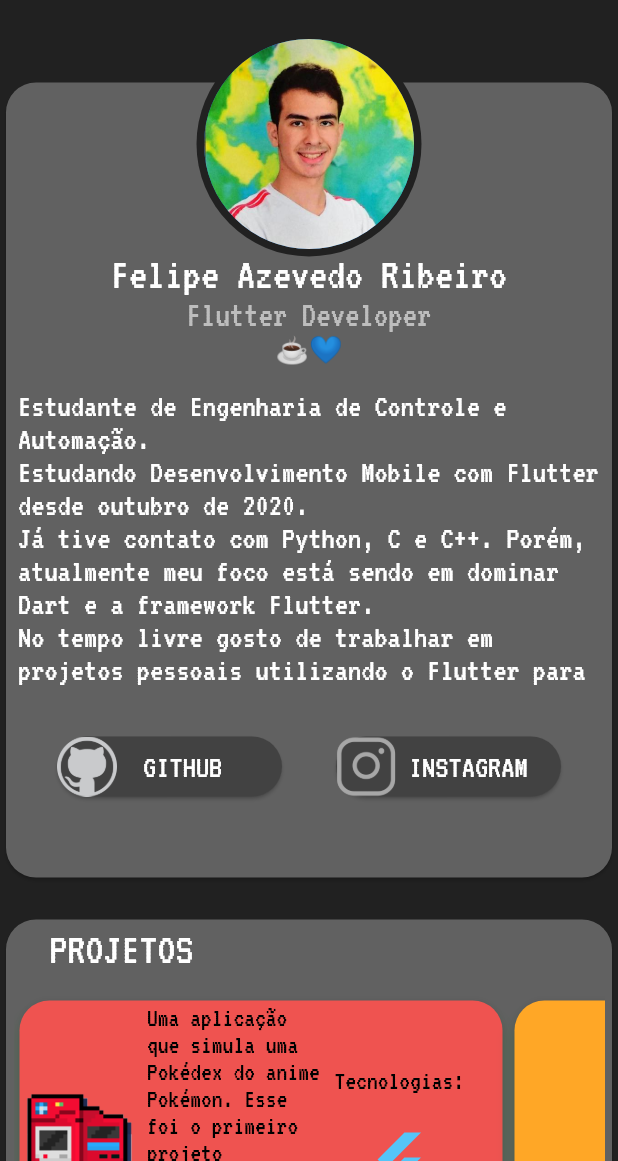
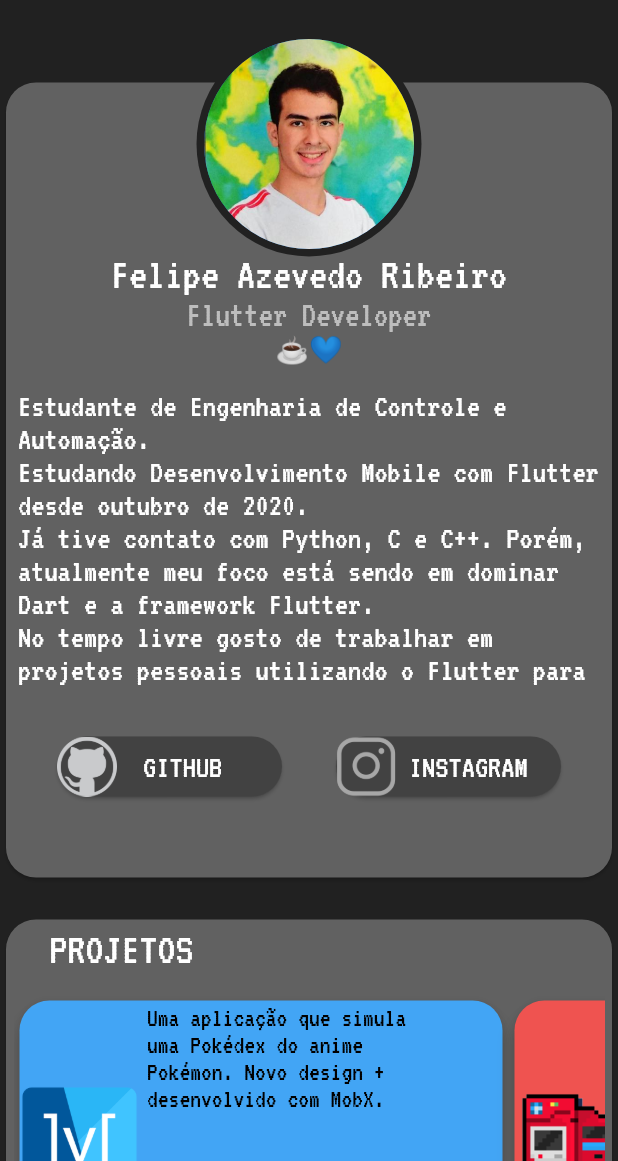
Before and after one commit to feliper2002/portfolio_dev, a Flutter app: the screen it shows after launch, on a phone screen of 412 x 824 dp, the part 75-1236 px from its top. Run offline on Flutter 3.47's test engine with Material 2 defaults, Android fonts, the phone set to English and light mode, and no system bars; our stand-ins replace google_fonts; missing offline and left inert: dart:html.

Commit message:
site update

```diff
--- a/lib/models/projects/projectCards.dart
+++ b/lib/models/projects/projectCards.dart
@@ -1,6 +1,7 @@
 import 'dart:ui';
 
 import 'package:flutter/material.dart';
+import 'package:flutter/rendering.dart';
 import 'package:portfolio/styles/textsyles.dart';
 import 'dart:html' as html;
 
@@ -12,17 +13,13 @@ class ProjectCard extends StatefulWidget {
     this.projectDescription,
     this.projectImage,
     this.cardColor,
-    this.cardShadowColor,
-    this.usedTechnologies,
   }) : super(key: key);
 
   String projectUrl;
   String projectName;
   String projectDescription;
-  String usedTechnologies;
   Image projectImage;
   Color cardColor;
-  Color cardShadowColor;
 
   @override
   _ProjectCardState createState() => _ProjectCardState();
@@ -40,7 +37,6 @@ class _ProjectCardState extends State<ProjectCard> {
         width: 330,
         child: Card(
           color: widget.cardColor,
-          shadowColor: widget.cardShadowColor,
           shape: RoundedRectangleBorder(
             borderRadius: BorderRadius.circular(20),
           ),
@@ -56,7 +52,7 @@ class _ProjectCardState extends State<ProjectCard> {
                   Container(
                     padding: EdgeInsets.only(left: 5, top: 3, right: 3),
                     height: 160,
-                    width: 130,
+                    width: 190,
                     child: Text(
                       '${widget.projectDescription}' == null
                           ? ' '
@@ -74,15 +70,6 @@ class _ProjectCardState extends State<ProjectCard> {
               Column(
                 children: [
                   SizedBox(height: 45),
-                  Text(
-                    'Tecnologias:\n',
-                    //'${widget.usedTechnologies}',
-                    style: projectsCardAboutTextStyle,
-                  ),
-                  SizedBox(height: 5),
-                  FlutterLogo(
-                    size: 40,
-                  ),
                 ],
               ),
             ],
--- a/lib/pages/home/portfolio.dart
+++ b/lib/pages/home/portfolio.dart
@@ -1,8 +1,9 @@
 import 'package:flutter/material.dart';
-import 'package:portfolio/models/projects/myProjects.dart';
+import 'package:portfolio/pages/home/widgets/myProjects.dart';
 import 'package:portfolio/pages/home/widgets/Avatar/avatarbackground.dart';
 import 'package:portfolio/pages/home/widgets/bottomBar.dart';
 import 'package:portfolio/pages/home/widgets/contacts.dart';
+import 'package:portfolio/pages/home/widgets/Info/infos.dart';
 import 'package:portfolio/pages/home/widgets/studiesAndTech.dart';
 import 'package:portfolio/models/appbar/appbar_portfolio.dart';
 
@@ -36,6 +37,7 @@ class _FelipePortfolioState extends State<FelipePortfolio> {
                 ),
                 MyProjects(),
                 SizedBox(height: 20),
+                OtherInfos(),
                 Contacts(),
                 BottomBar(),
               ],
--- a/lib/pages/home/widgets/bottomBar.dart
+++ b/lib/pages/home/widgets/bottomBar.dart
@@ -27,7 +27,7 @@ class BottomBar extends StatelessWidget {
         Container(
           child: Center(
             child: Text(
-              'felipe.developer - Felipe Ribeiro. 2020',
+              'feliper.dev - Felipe Ribeiro. 2020',
               style: creditsTextStyle,
             ),
           ),
--- a/lib/models/projects/myProjects.dart
+++ b/lib/pages/home/widgets/myProjects.dart
@@ -13,8 +13,6 @@ class _MyProjectsState extends State<MyProjects> {
   @override
   Widget build(BuildContext context) {
     return Card(
-      // shadowColor: Theme.of(context).shadowColor,
-      // elevation: 5,
       color: Theme.of(context).primaryColor,
       shape: RoundedRectangleBorder(borderRadius: BorderRadius.circular(20)),
       child: Container(
@@ -25,7 +23,6 @@ class _MyProjectsState extends State<MyProjects> {
         ),
         height: 280,
         width: 700,
-        // color: Colors.blueGrey[900],
         child: Column(
           children: [
             Align(
@@ -45,15 +42,22 @@ class _MyProjectsState extends State<MyProjects> {
                 children: [
                   ProjectCard(
                     projectDescription: 'Uma aplicação que simula'
+                        ' uma Pokédex do anime Pokémon. Novo design + desenvolvido com MobX.',
+                    projectName: 'Pokédex - MobX',
+                    projectUrl:
+                        'https://github.com/feliper2002/pokedex-flutter-mobx',
+                    cardColor: Colors.blue[400],
+                    projectImage: Image.asset('lib/assets/images/mobx.png'),
+                  ),
+                  ProjectCard(
+                    projectDescription: 'Uma aplicação que simula'
                         ' uma Pokédex do anime Pokémon. Esse foi o primeiro projeto utilizando consumo de API.',
                     projectName: 'Pokédex',
                     projectUrl:
                         'https://github.com/feliper2002/pokedex-flutter-api',
                     cardColor: Colors.red[400],
-                    cardShadowColor: Colors.green,
                     projectImage:
                         Image.asset('lib/assets/images/icon_pokedex.png'),
-                    usedTechnologies: 'Flutter',
                   ),
                   ProjectCard(
                     projectDescription:
@@ -64,8 +68,6 @@ class _MyProjectsState extends State<MyProjects> {
                     projectUrl:
                         'https://github.com/feliper2002/Projetos-Flutter/tree/main/jokenpo_app',
                     cardColor: Colors.orange[400],
-                    cardShadowColor: Colors.green,
-                    usedTechnologies: 'Flutter',
                   ),
                   ProjectCard(
                     projectDescription:
@@ -74,8 +76,6 @@ class _MyProjectsState extends State<MyProjects> {
                     projectName: 'Anime List',
                     projectUrl: 'https://github.com/feliper2002/Anime-List',
                     cardColor: Colors.blue[900],
-                    cardShadowColor: Colors.green,
-                    usedTechnologies: 'Flutter',
                   ),
                   ProjectCard(
                     projectDescription:
@@ -85,11 +85,13 @@ class _MyProjectsState extends State<MyProjects> {
                     projectUrl:
                         'https://github.com/feliper2002/felipe.developer',
                     cardColor: Colors.blueAccent[400],
-                    cardShadowColor: Colors.green,
-                    usedTechnologies: 'Flutter Web',
                   ),
                 ],
               ),
+            ),
+            Text(
+              'Confira mais projetos no meu Github!',
+              style: mainContainerTextStyle,
             ),
           ],
         ),
--- a/pubspec.yaml
+++ b/pubspec.yaml
@@ -3,7 +3,7 @@
 
 # The following line prevents the package from being accidentally published to
 # pub.dev using `pub publish`. This is preferred for private packages.
-publish_to: 'none' # Remove this line if you wish to publish to pub.dev
+publish_to: "none" # Remove this line if you wish to publish to pub.dev
 
 # The following defines the version and build number for your application.
 # A version number is three numbers separated by dots, like 1.2.43
@@ -38,7 +38,6 @@
 
 # The following section is specific to Flutter.
 flutter:
-
   # The following line ensures that the Material Icons font is
   # included with your application, so that you can use the icons in
   # the material Icons class.
```
Also changed, not shown: lib/pages/home/widgets/Info/experiences.dart (added, +47 -0 lines), lib/pages/home/widgets/Info/infos.dart (added, +16 -0 lines), lib/pages/home/widgets/Info/technologies.dart (added, +71 -0 lines), lib/styles/textsyles.dart (+9 -0 lines), lib/assets/images/dart.png (added), lib/assets/images/mobx.png (added).
